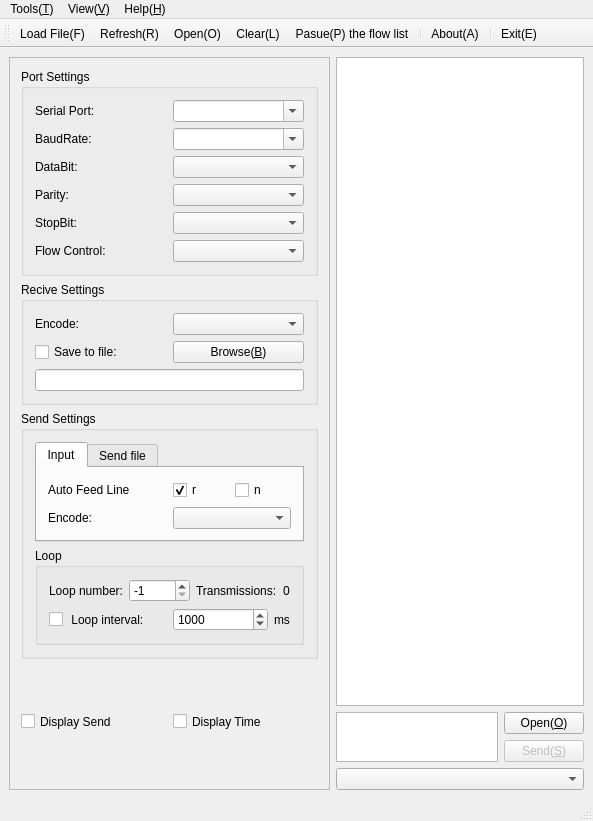
Old version of the form App/MainWindow.ui in the repository KangLin/SerialPortAssistant.
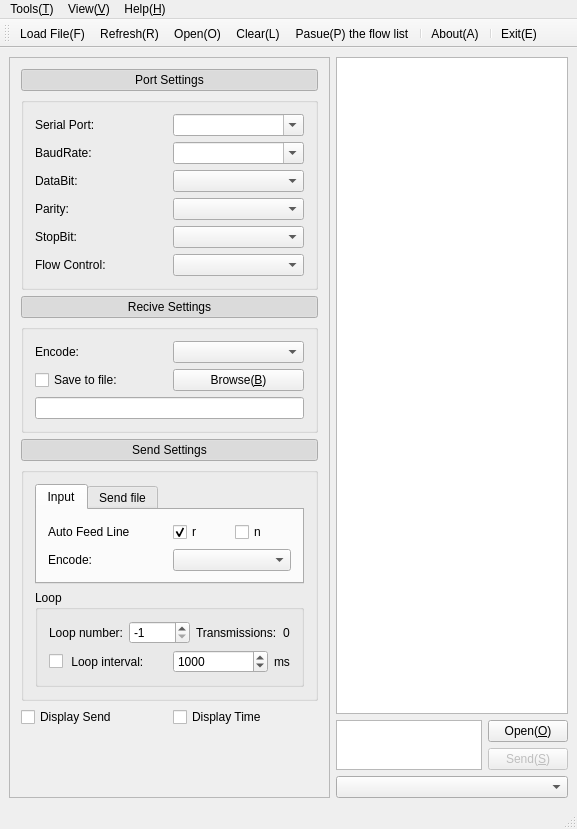
New version of the form. Icons and pictures are not drawn.

Commit message: Add show button

What changed in the file:
```diff
--- a/App/MainWindow.ui
+++ b/App/MainWindow.ui
@@ -6,8 +6,8 @@
    <rect>
     <x>0</x>
     <y>0</y>
-    <width>593</width>
-    <height>821</height>
+    <width>577</width>
+    <height>829</height>
    </rect>
   </property>
   <property name="sizePolicy">
@@ -65,8 +65,8 @@
         <rect>
          <x>0</x>
          <y>0</y>
-         <width>593</width>
-         <height>732</height>
+         <width>563</width>
+         <height>748</height>
         </rect>
        </property>
        <property name="sizePolicy">
@@ -213,16 +213,42 @@
              </property>
              <layout class="QGridLayout" name="gridLayout_9">
               <item row="0" column="0">
-               <widget class="QGroupBox" name="groupBox">
-                <property name="sizePolicy">
-                 <sizepolicy hsizetype="Preferred" vsizetype="Preferred">
-                  <horstretch>0</horstretch>
-                  <verstretch>0</verstretch>
-                 </sizepolicy>
-                </property>
-                <property name="title">
+               <widget class="QPushButton" name="pbPortSeetings">
+                <property name="text">
                  <string>Port Settings</string>
                 </property>
+                <property name="icon">
+                 <iconset resource="Resource/Resource.qrc">
+                  <normaloff>:/icon/Down</normaloff>:/icon/Down</iconset>
+                </property>
+                <property name="checkable">
+                 <bool>true</bool>
+                </property>
+                <property name="checked">
+                 <bool>true</bool>
+                </property>
+                <property name="autoRepeat">
+                 <bool>false</bool>
+                </property>
+                <property name="autoExclusive">
+                 <bool>false</bool>
+                </property>
+                <property name="default">
+                 <bool>false</bool>
+                </property>
+               </widget>
+              </item>
+              <item row="1" column="0">
+               <widget class="QGroupBox" name="gbPortSeetings">
+                <property name="sizePolicy">
+                 <sizepolicy hsizetype="Preferred" vsizetype="Preferred">
+                  <horstretch>0</horstretch>
+                  <verstretch>0</verstretch>
+                 </sizepolicy>
+                </property>
+                <property name="title">
+                 <string/>
+                </property>
                 <layout class="QGridLayout" name="gridLayout">
                  <item row="0" column="0">
                   <layout class="QHBoxLayout" name="horizontalLayout">
@@ -359,8 +385,8 @@
                 </layout>
                </widget>
               </item>
-              <item row="1" column="0">
-               <widget class="QGroupBox" name="groupBox_2">
+              <item row="3" column="0">
+               <widget class="QGroupBox" name="gbReciveSettings">
                 <property name="sizePolicy">
                  <sizepolicy hsizetype="Preferred" vsizetype="Preferred">
                   <horstretch>0</horstretch>
@@ -368,7 +394,7 @@
                  </sizepolicy>
                 </property>
                 <property name="title">
-                 <string>Recive Settings</string>
+                 <string/>
                 </property>
                 <layout class="QGridLayout" name="gridLayout_2">
                  <item row="2" column="0">
@@ -435,17 +461,84 @@
                 </layout>
                </widget>
               </item>
-              <item row="2" column="0">
-               <widget class="QGroupBox" name="groupBox_3">
-                <property name="sizePolicy">
-                 <sizepolicy hsizetype="Preferred" vsizetype="Preferred">
-                  <horstretch>0</horstretch>
-                  <verstretch>0</verstretch>
-                 </sizepolicy>
-                </property>
-                <property name="title">
+              <item row="6" column="0">
+               <layout class="QHBoxLayout" name="horizontalLayout_15">
+                <item>
+                 <widget class="QCheckBox" name="cbDisplaySend">
+                  <property name="sizePolicy">
+                   <sizepolicy hsizetype="Preferred" vsizetype="Preferred">
+                    <horstretch>0</horstretch>
+                    <verstretch>0</verstretch>
+                   </sizepolicy>
+                  </property>
+                  <property name="text">
+                   <string>Display Send</string>
+                  </property>
+                 </widget>
+                </item>
+                <item>
+                 <widget class="QCheckBox" name="cbDisplayTime">
+                  <property name="sizePolicy">
+                   <sizepolicy hsizetype="Preferred" vsizetype="Preferred">
+                    <horstretch>0</horstretch>
+                    <verstretch>0</verstretch>
+                   </sizepolicy>
+                  </property>
+                  <property name="text">
+                   <string>Display Time</string>
+                  </property>
+                 </widget>
+                </item>
+               </layout>
+              </item>
+              <item row="4" column="0">
+               <widget class="QPushButton" name="pbSendSettings">
+                <property name="text">
                  <string>Send Settings</string>
                 </property>
+                <property name="icon">
+                 <iconset resource="Resource/Resource.qrc">
+                  <normaloff>:/icon/Down</normaloff>:/icon/Down</iconset>
+                </property>
+                <property name="checkable">
+                 <bool>true</bool>
+                </property>
+                <property name="checked">
+                 <bool>true</bool>
+                </property>
+               </widget>
+              </item>
+              <item row="2" column="0">
+               <widget class="QPushButton" name="pbReciveSettings">
+                <property name="autoFillBackground">
+                 <bool>false</bool>
+                </property>
+                <property name="text">
+                 <string>Recive Settings</string>
+                </property>
+                <property name="icon">
+                 <iconset resource="Resource/Resource.qrc">
+                  <normaloff>:/icon/Down</normaloff>:/icon/Down</iconset>
+                </property>
+                <property name="checkable">
+                 <bool>true</bool>
+                </property>
+                <property name="checked">
+                 <bool>true</bool>
+                </property>
+               </widget>
+              </item>
+              <item row="5" column="0">
+               <widget class="QGroupBox" name="gbSendSettings">
+                <property name="sizePolicy">
+                 <sizepolicy hsizetype="Preferred" vsizetype="Preferred">
+                  <horstretch>0</horstretch>
+                  <verstretch>0</verstretch>
+                 </sizepolicy>
+                </property>
+                <property name="title">
+                 <string/>
+                </property>
                 <layout class="QGridLayout" name="gridLayout_4">
                  <item row="0" column="0">
                   <widget class="QTabWidget" name="tbSendSettings">
@@ -696,35 +789,18 @@
                 </layout>
                </widget>
               </item>
-              <item row="3" column="0">
-               <layout class="QHBoxLayout" name="horizontalLayout_15">
-                <item>
-                 <widget class="QCheckBox" name="cbDisplaySend">
-                  <property name="sizePolicy">
-                   <sizepolicy hsizetype="Preferred" vsizetype="Preferred">
-                    <horstretch>0</horstretch>
-                    <verstretch>0</verstretch>
-                   </sizepolicy>
-                  </property>
-                  <property name="text">
-                   <string>Display Send</string>
-                  </property>
-                 </widget>
-                </item>
-                <item>
-                 <widget class="QCheckBox" name="cbDisplayTime">
-                  <property name="sizePolicy">
-                   <sizepolicy hsizetype="Preferred" vsizetype="Preferred">
-                    <horstretch>0</horstretch>
-                    <verstretch>0</verstretch>
-                   </sizepolicy>
-                  </property>
-                  <property name="text">
-                   <string>Display Time</string>
-                  </property>
-                 </widget>
-                </item>
-               </layout>
+              <item row="7" column="0">
+               <spacer name="verticalSpacer">
+                <property name="orientation">
+                 <enum>Qt::Vertical</enum>
+                </property>
+                <property name="sizeHint" stdset="0">
+                 <size>
+                  <width>20</width>
+                  <height>40</height>
+                 </size>
+                </property>
+               </spacer>
               </item>
              </layout>
             </widget>
@@ -743,8 +819,8 @@
     <rect>
      <x>0</x>
      <y>0</y>
-     <width>593</width>
-     <height>28</height>
+     <width>577</width>
+     <height>22</height>
     </rect>
    </property>
    <widget class="QMenu" name="menuTools_T">
```
The commit also changes 10 other files.
